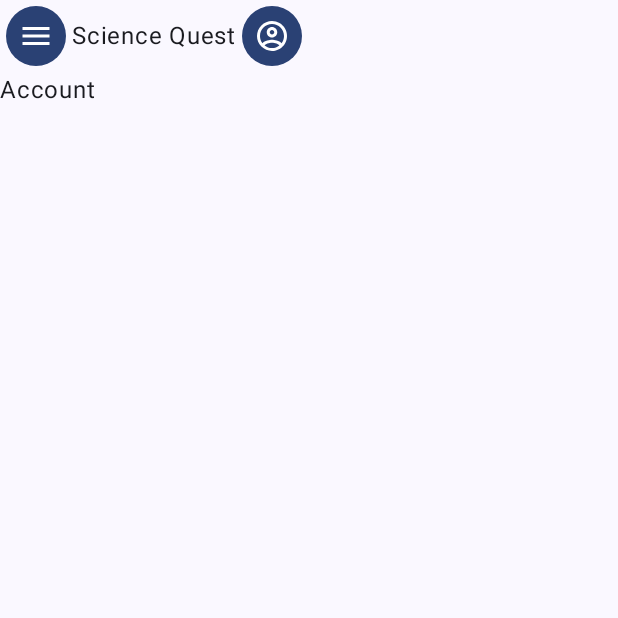
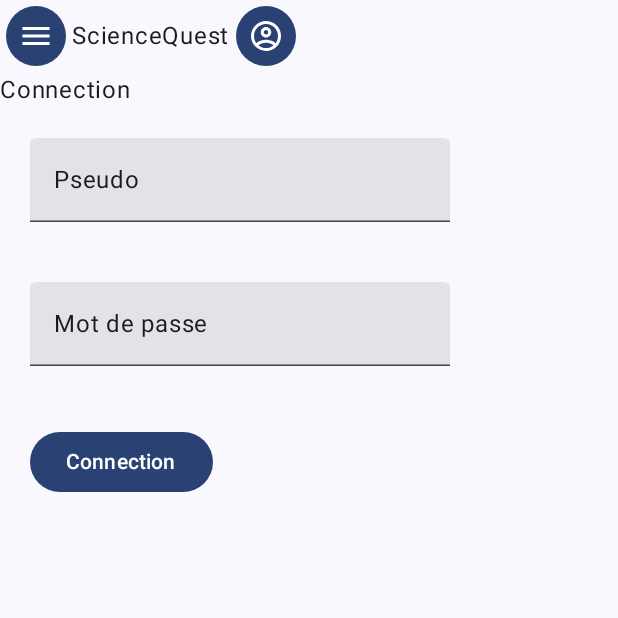
Before and after one commit to JdAlix/ScienceQuest, an Android app built with Jetpack Compose: the screen it shows after launch (MainActivity), after a tap on "Account", on a phone screen of 412 x 824 dp, the top half of it. Run offline under Robolectric (Android 15) with nearby library versions, the phone set to English and light mode, and no system bars.

Commit message:
[ADD] Page login avec text input réactif

```diff
--- a/android/app/src/main/java/fr/iut/sciencequest/navigation/NavHost.kt
+++ b/android/app/src/main/java/fr/iut/sciencequest/navigation/NavHost.kt
@@ -8,6 +8,7 @@ import androidx.navigation.compose.composable
 import androidx.navigation.compose.rememberNavController
 import fr.iut.sciencequest.view.AccountScreen
 import fr.iut.sciencequest.view.HomeScreen
+import fr.iut.sciencequest.view.LoginScreen
 
 
 @Composable
@@ -17,7 +18,7 @@ fun NavHost() {
     NavHost(
         modifier = Modifier.fillMaxSize(),
         navController = navController,
-        startDestination = "home"
+        startDestination = "login"
     ) {
         composable(route = "home") {
             HomeScreen(goToAccount = {
@@ -38,5 +39,9 @@ fun NavHost() {
                 }
             )
         }
+
+        composable(route = "login") {
+            LoginScreen()
+        }
     }
 }
--- a/android/app/src/main/java/fr/iut/sciencequest/view/AccountScreen.kt
+++ b/android/app/src/main/java/fr/iut/sciencequest/view/AccountScreen.kt
@@ -5,13 +5,15 @@ import androidx.compose.foundation.layout.fillMaxWidth
 import androidx.compose.material3.Text
 import androidx.compose.runtime.Composable
 import androidx.compose.ui.Modifier
+import androidx.compose.ui.res.stringResource
 import androidx.compose.ui.tooling.preview.Preview
+import fr.iut.sciencequest.R
 
 @Composable
 fun AccountScreen(goToAccount: () -> Unit, goToHome: () -> Unit) {
     Column(modifier = Modifier.fillMaxWidth()) {
         TopBar(goToAccount, goToHome)
-        Text(text = "Account")
+        Text(text = stringResource(id = R.string.Compte))
     }
 }
 
--- /dev/null
+++ b/android/app/src/main/java/fr/iut/sciencequest/view/Login.kt
@@ -0,0 +1,69 @@
+package fr.iut.sciencequest.view
+
+import androidx.compose.foundation.background
+import androidx.compose.foundation.layout.Column
+import androidx.compose.foundation.layout.FlowRowScopeInstance.align
+import androidx.compose.foundation.layout.PaddingValues
+import androidx.compose.foundation.layout.padding
+import androidx.compose.material3.Button
+import androidx.compose.material3.Scaffold
+import androidx.compose.material3.Text
+import androidx.compose.material3.TextButton
+import androidx.compose.material3.TextField
+import androidx.compose.runtime.Composable
+import androidx.compose.runtime.remember
+import androidx.compose.ui.Modifier
+import androidx.compose.ui.graphics.Color
+import androidx.compose.ui.res.stringResource
+import androidx.compose.ui.text.input.TextInputService
+import androidx.compose.ui.tooling.preview.Preview
+import androidx.compose.ui.unit.Dp
+import fr.iut.sciencequest.R
+import androidx.compose.runtime.getValue
+import androidx.compose.runtime.mutableStateOf
+import androidx.compose.runtime.setValue
+import androidx.compose.ui.unit.dp
+
+@Preview
+@Composable
+fun LoginScreen() {
+    Scaffold(
+        topBar = {
+            TopBar(goToAccount = { /*TODO*/ }, goToHome = { /*TODO*/ })
+        },
+    ) { innerPadding ->
+        LoginContainer(innerPadding)
+    }
+}
+
+@Composable
+fun LoginContainer(innerPadding : PaddingValues) {
+    Column(
+        modifier = Modifier.padding(innerPadding)
+    ) {
+        val defaultPseudo = stringResource(id = R.string.Pseudo)
+        var pseudo by remember {
+             mutableStateOf(defaultPseudo)
+        }
+        val defaultMdp = stringResource(id = R.string.mdp)
+        var mdp by remember {
+            mutableStateOf(defaultMdp)
+        }
+
+        Text(text = stringResource(id = R.string.connection))
+        TextField(value = pseudo ,
+            onValueChange = { pseudo = it },
+            modifier = Modifier.padding(20.dp)
+        )
+        TextField(value = mdp,
+            onValueChange = { mdp = it },
+            modifier = Modifier.padding(Dp(20f))
+        )
+
+        Button(onClick = { /*TODO*/ },
+            modifier = Modifier.padding(Dp(20f)),
+            ) {
+            Text(text = stringResource(id = R.string.connection))
+        }
+    }
+}
--- a/android/app/src/main/java/fr/iut/sciencequest/view/TopBar.kt
+++ b/android/app/src/main/java/fr/iut/sciencequest/view/TopBar.kt
@@ -11,6 +11,7 @@ import androidx.compose.runtime.Composable
 import androidx.compose.ui.Alignment
 import androidx.compose.ui.Modifier
 import androidx.compose.ui.res.painterResource
+import androidx.compose.ui.res.stringResource
 import androidx.compose.ui.tooling.preview.Preview
 import fr.iut.sciencequest.R
 
@@ -20,7 +21,7 @@ fun TopBar(goToAccount: () -> Unit, goToHome: () -> Unit, modifier: Modifier? =
         FilledIconButton(onClick = { goToHome() }) {
             Image(painter = painterResource(id = R.drawable.menu), contentDescription = "Menu")
         }
-        Text(text = "Science Quest")
+        Text(text = stringResource(id = R.string.app_name))
         FilledIconButton(onClick = { goToAccount() }) {
             Image(painter = painterResource(id = R.drawable.account_circle_outline), contentDescription = "Account")
         }
--- a/android/app/src/main/res/values/strings.xml
+++ b/android/app/src/main/res/values/strings.xml
@@ -1,4 +1,8 @@
 <resources>
     <string name="app_name">ScienceQuest</string>
     <string name="title_activity_account">AccountActivity</string>
+    <string name="connection">Connection</string>
+    <string name="Pseudo">Pseudo</string>
+    <string name="mdp">Mot de passe</string>
+    <string name="Compte">Compte</string>
 </resources>
```
